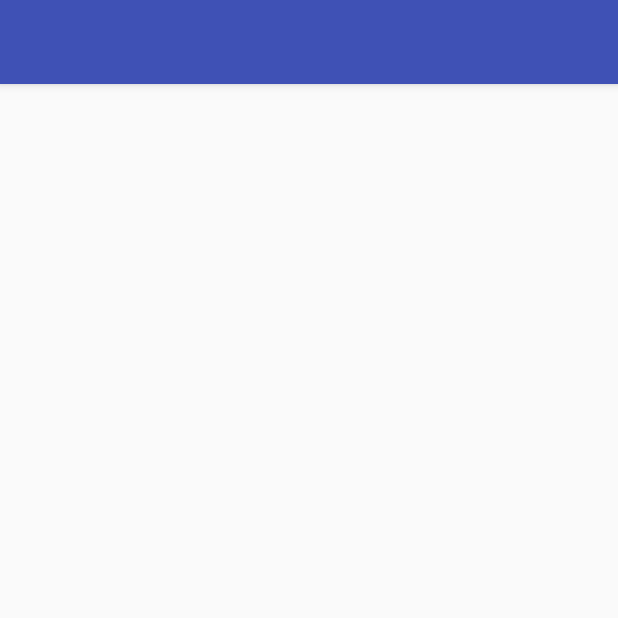
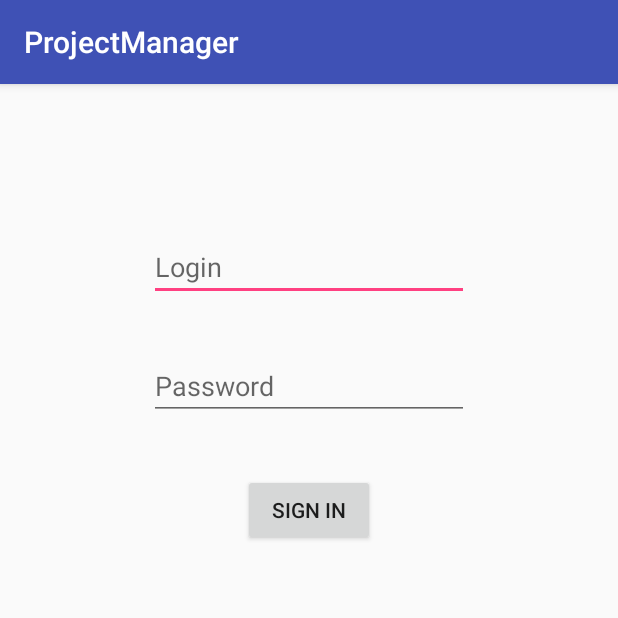
Before and after one commit to Pakistanp/ProjectManager, an Android app: the screen it shows after launch (LoginActivity), on a phone screen of 412 x 824 dp, the top half of it. Run offline under Robolectric (Android 15) with nearby library versions, the phone set to English and light mode, and no system bars.

Commit message:
Edit LoginActivity view Add ProjectsActivity

```diff
--- a/app/src/main/AndroidManifest.xml
+++ b/app/src/main/AndroidManifest.xml
@@ -19,6 +19,10 @@
                 <category android:name="android.intent.category.LAUNCHER" />
             </intent-filter>
         </activity>
+        <activity
+            android:name=".ProjectsActivity"
+            android:label="@string/title_activity_projects"
+            android:theme="@style/AppTheme.NoActionBar"></activity>
     </application>
 
 </manifest>
--- a/app/src/main/java/com/example/piotr/projectmanager/LoginActivity.java
+++ b/app/src/main/java/com/example/piotr/projectmanager/LoginActivity.java
@@ -15,7 +15,7 @@ public class LoginActivity extends AppCompatActivity {
     protected void onCreate(Bundle savedInstanceState) {
         super.onCreate(savedInstanceState);
         setContentView(R.layout.activity_login);
-       // Toolbar toolbar = (Toolbar) findViewById(R.id.toolbar);
-       // setSupportActionBar(toolbar);
+        Toolbar toolbar = (Toolbar) findViewById(R.id.toolbar);
+        setSupportActionBar(toolbar);
     }
 }
--- a/app/src/main/res/layout/content_login.xml
+++ b/app/src/main/res/layout/content_login.xml
@@ -8,4 +8,36 @@
     tools:context="com.example.piotr.projectmanager.LoginActivity"
     tools:showIn="@layout/activity_login">
 
+    <EditText
+        android:id="@+id/editTextLogin"
+        android:layout_width="wrap_content"
+        android:layout_height="wrap_content"
+        android:layout_marginTop="99dp"
+        android:ems="10"
+        android:hint="@string/text_login"
+        android:inputType="textPersonName"
+        app:layout_constraintEnd_toEndOf="parent"
+        app:layout_constraintStart_toStartOf="parent"
+        app:layout_constraintTop_toTopOf="parent" />
+
+    <EditText
+        android:id="@+id/editTextPassword"
+        android:layout_width="wrap_content"
+        android:layout_height="wrap_content"
+        android:layout_marginTop="34dp"
+        android:ems="10"
+        android:hint="@string/text_password"
+        android:inputType="textPassword"
+        app:layout_constraintStart_toStartOf="@+id/editTextLogin"
+        app:layout_constraintTop_toBottomOf="@+id/editTextLogin" />
+
+    <Button
+        android:id="@+id/buttonSignIn"
+        android:layout_width="wrap_content"
+        android:layout_height="wrap_content"
+        android:layout_marginTop="36dp"
+        android:text="@string/action_sign_in"
+        app:layout_constraintEnd_toEndOf="parent"
+        app:layout_constraintStart_toStartOf="parent"
+        app:layout_constraintTop_toBottomOf="@+id/editTextPassword" />
 </android.support.constraint.ConstraintLayout>
--- a/app/src/main/res/values/strings.xml
+++ b/app/src/main/res/values/strings.xml
@@ -1,4 +1,8 @@
 <resources>
     <string name="app_name">ProjectManager</string>
     <string name="action_settings">Settings</string>
+    <string name="action_sign_in">Sign in</string>
+    <string name="text_login">Login</string>
+    <string name="text_password">Password</string>
+    <string name="title_activity_projects">ProjectsActivity</string>
 </resources>
```
